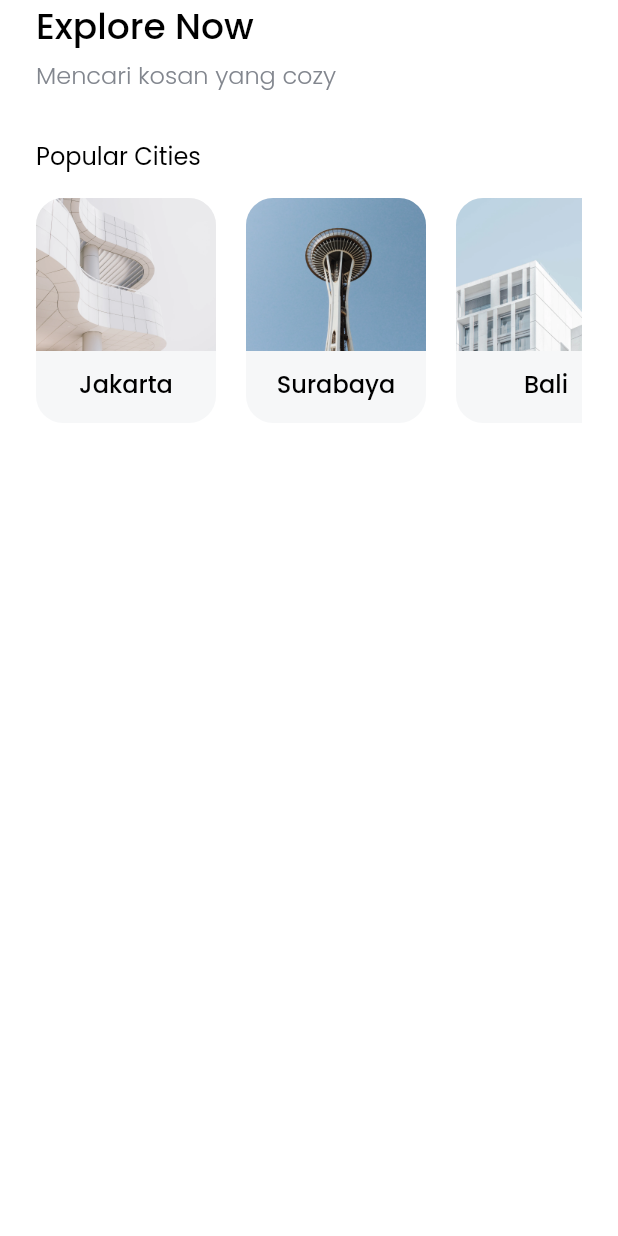
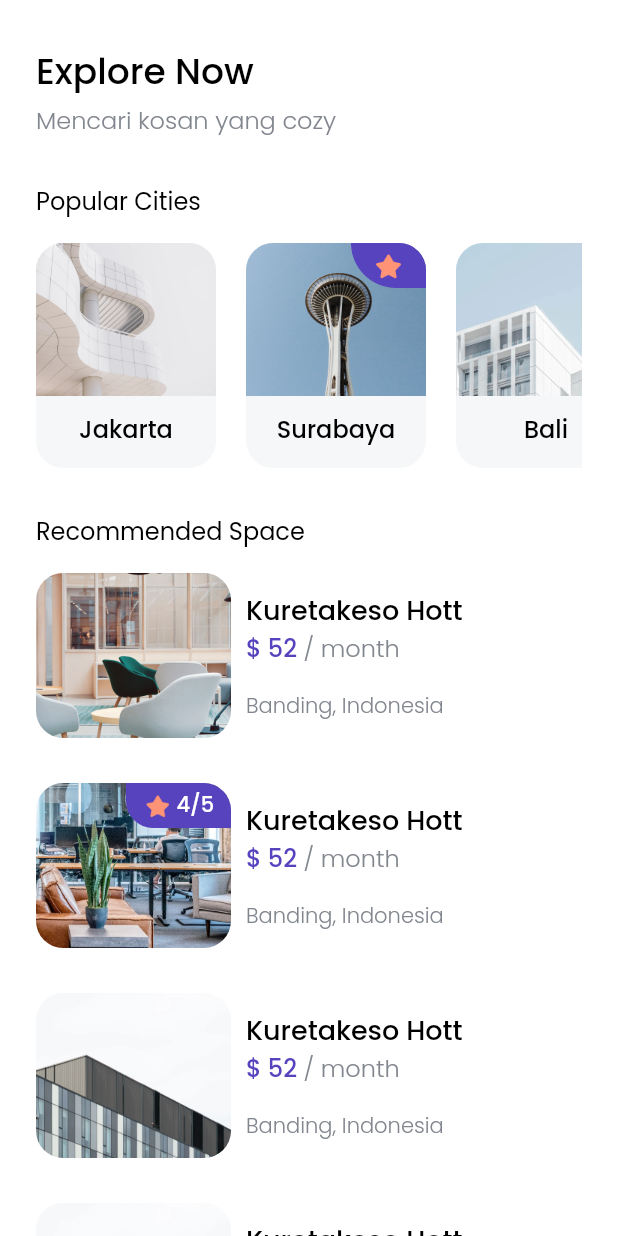
Before and after one commit to mikamada/cozy_app, a Flutter app: the HomePage screen opened by its route, on a phone screen of 412 x 824 dp. Run offline on Flutter 3.47's test engine with Material 2 defaults, Android fonts, the phone set to English and light mode, and no system bars; our stand-ins replace google_fonts.

Commit message:
membuat space_card.dart

```diff
--- a/lib/pages/home_page.dart
+++ b/lib/pages/home_page.dart
@@ -1,5 +1,6 @@
 import 'package:cozy_app/theme.dart';
 import 'package:cozy_app/widgets/city_card.dart';
+import 'package:cozy_app/widgets/space_card.dart';
 import 'package:flutter/material.dart';
 
 class HomePage extends StatelessWidget {
@@ -11,6 +12,9 @@ class HomePage extends StatelessWidget {
       return Column(
         crossAxisAlignment: CrossAxisAlignment.start,
         children: [
+          const SizedBox(
+            height: 30,
+          ),
           Text(
             'Explore Now',
             style: blackTextStyle.copyWith(
@@ -60,6 +64,7 @@ class HomePage extends StatelessWidget {
                     imgUrl: 'assets/city1.png',
                   ),
                   CityCard(
+                    isPopular: true,
                     name: 'Surabaya',
                     imgUrl: 'assets/city2.png',
                   ),
@@ -69,6 +74,61 @@ class HomePage extends StatelessWidget {
                   ),
                 ],
               ),
+            ),
+          ],
+        ),
+      );
+    }
+
+    Widget recommendedSpace() {
+      return Container(
+        margin: const EdgeInsets.only(top: 30),
+        child: Column(
+          crossAxisAlignment: CrossAxisAlignment.start,
+          children: [
+            Text(
+              'Recommended Space',
+              style: blackTextStyle.copyWith(
+                fontSize: 16,
+                fontWeight: FontWeight.w400,
+              ),
+            ),
+            const SizedBox(
+              height: 16,
+            ),
+            const SpaceCard(
+              imgurl: 'assets/space1.png',
+              name: 'Kuretakeso Hott',
+              price: 52,
+              space: 'Banding, Indonesia',
+            ),
+            const SizedBox(
+              height: 30,
+            ),
+            const SpaceCard(
+              isPopular: true,
+              imgurl: 'assets/space2.png',
+              name: 'Kuretakeso Hott',
+              price: 52,
+              space: 'Banding, Indonesia',
+            ),
+            const SizedBox(
+              height: 30,
+            ),
+            const SpaceCard(
+              imgurl: 'assets/space3.png',
+              name: 'Kuretakeso Hott',
+              price: 52,
+              space: 'Banding, Indonesia',
+            ),
+            const SizedBox(
+              height: 30,
+            ),
+            const SpaceCard(
+              imgurl: 'assets/space3.png',
+              name: 'Kuretakeso Hott',
+              price: 52,
+              space: 'Banding, Indonesia',
             ),
           ],
         ),
@@ -88,6 +148,7 @@ class HomePage extends StatelessWidget {
               children: [
                 title(),
                 popularCities(),
+                recommendedSpace(),
               ],
             ),
           ],
--- /dev/null
+++ b/lib/widgets/space_card.dart
@@ -0,0 +1,117 @@
+import 'package:flutter/material.dart';
+
+import '../theme.dart';
+
+class SpaceCard extends StatelessWidget {
+  final EdgeInsets margin;
+  final int price;
+  final String imgurl;
+  final bool isPopular;
+  final String space;
+  final String name;
+  const SpaceCard({
+    Key? key,
+    this.margin = EdgeInsets.zero,
+    required this.imgurl,
+    required this.price,
+    required this.space,
+    this.isPopular = false,
+    required this.name,
+  }) : super(key: key);
+
+  @override
+  Widget build(BuildContext context) {
+    return SizedBox(
+      width: double.infinity,
+      child: Row(
+        children: [
+          Container(
+            width: 130,
+            height: 110,
+            decoration: BoxDecoration(
+              image: DecorationImage(
+                image: AssetImage(
+                  imgurl,
+                ),
+              ),
+              borderRadius: BorderRadius.circular(18),
+            ),
+            child: Align(
+              alignment: Alignment.topRight,
+              child: isPopular
+                  ? Container(
+                      padding: const EdgeInsets.symmetric(horizontal: 10),
+                      width: 70,
+                      height: 30,
+                      decoration: BoxDecoration(
+                        color: purpleColor,
+                        borderRadius: const BorderRadius.only(
+                          topRight: Radius.circular(18),
+                          bottomLeft: Radius.circular(18),
+                        ),
+                      ),
+                      child: Row(
+                        mainAxisAlignment: MainAxisAlignment.spaceAround,
+                        children: [
+                          Image.asset(
+                            'assets/icon_star.png',
+                            width: 20,
+                            height: 20,
+                          ),
+                          Text(
+                            '4/5',
+                            style: whiteTextStyle.copyWith(
+                              fontWeight: FontWeight.w500,
+                            ),
+                          ),
+                        ],
+                      ),
+                    )
+                  : const SizedBox(),
+            ),
+          ),
+          const SizedBox(
+            width: 10,
+          ),
+          Column(
+            crossAxisAlignment: CrossAxisAlignment.start,
+            children: [
+              Text(
+                name,
+                style: blackTextStyle.copyWith(
+                  fontSize: 18,
+                  fontWeight: FontWeight.w500,
+                ),
+              ),
+              Text.rich(
+                TextSpan(
+                  text: "\$ $price",
+                  style: purpleTextStyle.copyWith(
+                    fontSize: 16,
+                  ),
+                  children: [
+                    TextSpan(
+                      text: ' / month',
+                      style: greyTextStyle.copyWith(
+                        fontSize: 16,
+                      ),
+                    )
+                  ],
+                ),
+              ),
+              const SizedBox(
+                height: 16,
+              ),
+              Text(
+                space,
+                style: greyTextStyle.copyWith(
+                  fontWeight: FontWeight.w300,
+                ),
+              ),
+            ],
+          ),
+        ],
+      ),
+    );
+  }
+}
```
